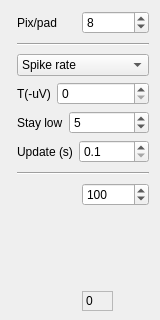
Above: Forms/ShankWindow.ui from billkarsh/SpikeGLX before the change; both pictures show x 0 to 160 and y 0 to 320 of the 160 by 600 pixel window. Below: the same form after it.
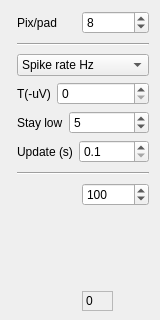
That is the form after the change. Custom widgets are drawn as their Qt base class.

Commit message: Rename shank spike rate menu item

What changed in the file:
```diff
--- a/Forms/ShankWindow.ui
+++ b/Forms/ShankWindow.ui
@@ -64,7 +64,7 @@
     <widget class="QComboBox" name="whatCB">
      <item>
       <property name="text">
-       <string>Spike rate</string>
+       <string>Spike rate Hz</string>
       </property>
      </item>
      <item>
```
The commit also changes 1 other file.
